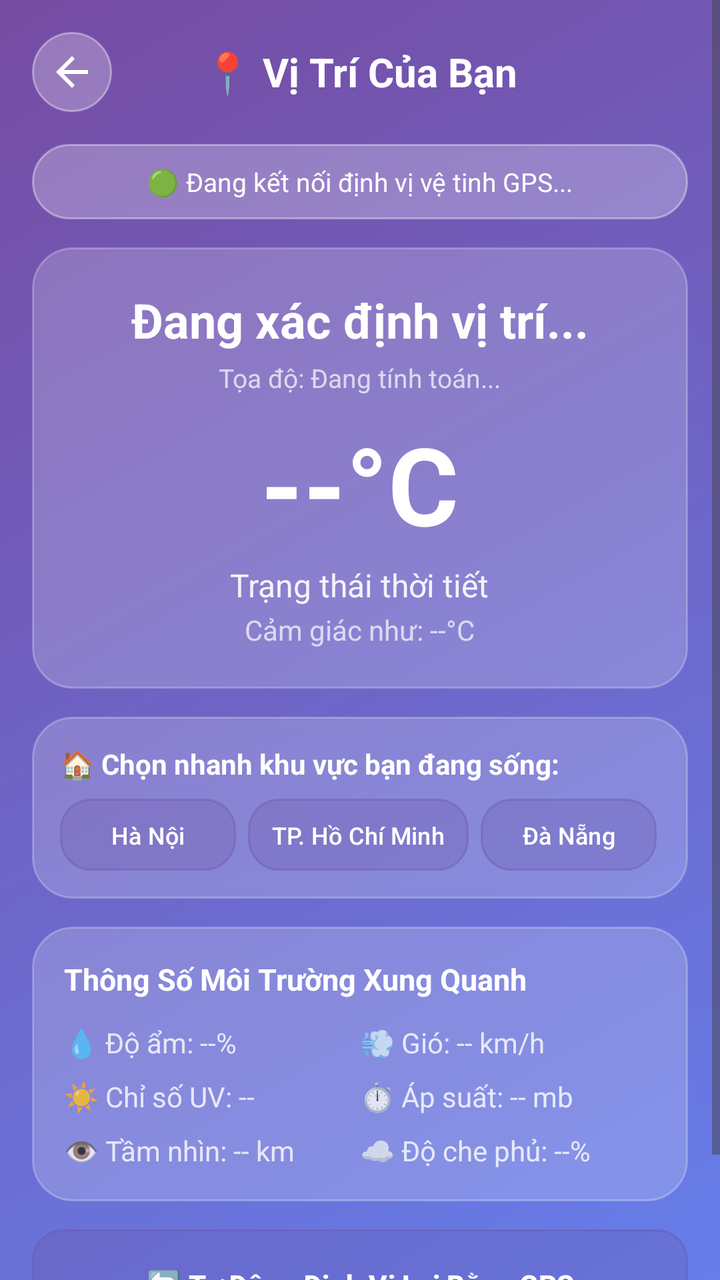
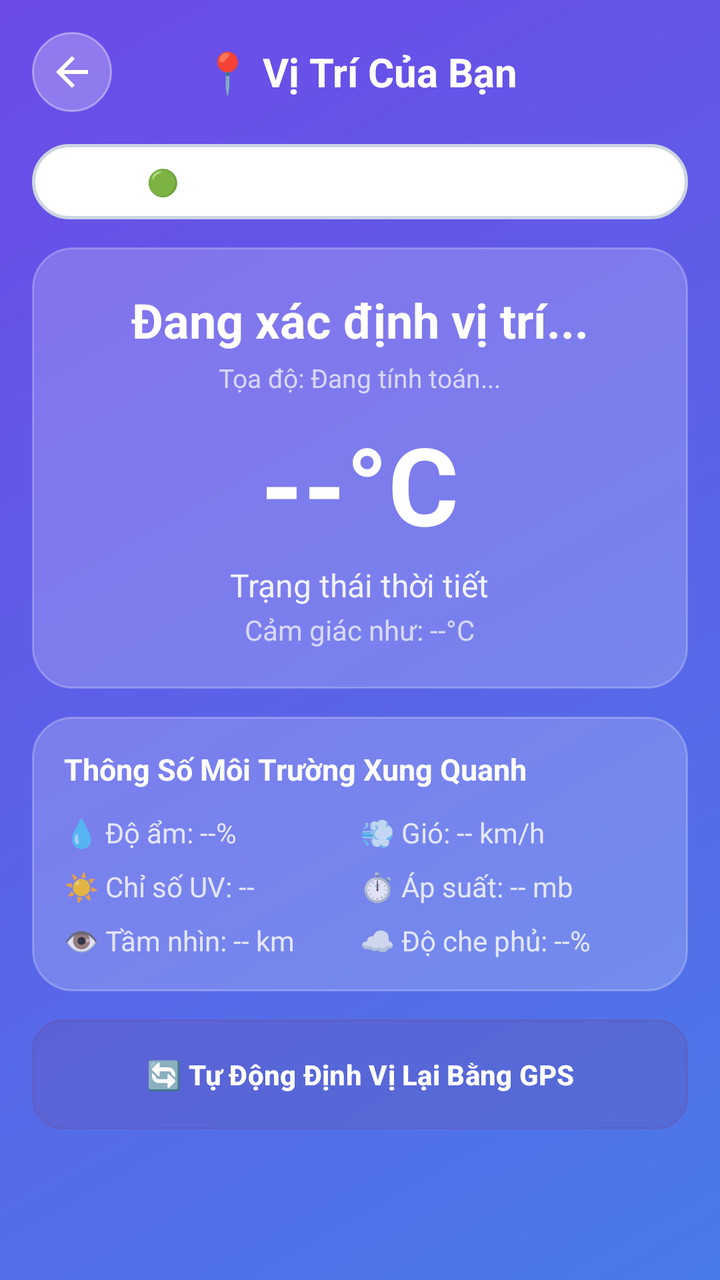

Before-and-after screenshots of an Android layout around one commit, followed by the original layout XML and the change that was made.
<!-- AndroidManifest.xml: application theme Theme.DuBaoThoiTiet -->
<!-- res/layout/activity_current_location.xml -->
<?xml version="1.0" encoding="utf-8"?>
<ScrollView xmlns:android="http://schemas.android.com/apk/res/android"
    xmlns:app="http://schemas.android.com/apk/res-auto"
    android:layout_width="match_parent"
    android:layout_height="match_parent"
    android:background="@drawable/gradient_background"
    android:fillViewport="true"
    android:fitsSystemWindows="true">

    <LinearLayout
        android:layout_width="match_parent"
        android:layout_height="wrap_content"
        android:orientation="vertical"
        android:padding="16dp">

        
        <LinearLayout
            android:layout_width="match_parent"
            android:layout_height="wrap_content"
            android:orientation="horizontal"
            android:gravity="center_vertical"
            android:layout_marginBottom="16dp">

            <ImageButton
                android:id="@+id/btnBackCurrentLoc"
                android:layout_width="40dp"
                android:layout_height="40dp"
                android:src="@drawable/ic_back"
                android:background="@drawable/button_circle"
                android:contentDescription="Quay lại"
                app:tint="@android:color/white" />

            <TextView
                android:layout_width="0dp"
                android:layout_height="wrap_content"
                android:layout_weight="1"
                android:text="📍 Vị Trí Của Bạn"
                android:textColor="@android:color/white"
                android:textSize="20sp"
                android:textStyle="bold"
                android:gravity="center"
                android:layout_marginEnd="40dp"/>
        </LinearLayout>

        
        <LinearLayout
            android:layout_width="match_parent"
            android:layout_height="wrap_content"
            android:orientation="horizontal"
            android:gravity="center"
            android:background="@drawable/search_background"
            android:padding="10dp"
            android:layout_marginBottom="14dp">

            <TextView
                android:id="@+id/tvGpsStatus"
                android:layout_width="wrap_content"
                android:layout_height="wrap_content"
                android:text="🟢 Đang kết nối định vị vệ tinh GPS..."
                android:textColor="@android:color/white"
                android:textSize="13sp"/>
        </LinearLayout>

        
        <LinearLayout
            android:layout_width="match_parent"
            android:layout_height="wrap_content"
            android:orientation="vertical"
            android:gravity="center"
            android:background="@drawable/card_background"
            android:padding="20dp"
            android:layout_marginBottom="14dp">

            <TextView
                android:id="@+id/tvCurrentLocCity"
                android:layout_width="wrap_content"
                android:layout_height="wrap_content"
                android:text="Đang xác định vị trí..."
                android:textColor="@android:color/white"
                android:textSize="24sp"
                android:textStyle="bold"/>

            <TextView
                android:id="@+id/tvCurrentLocCoords"
                android:layout_width="wrap_content"
                android:layout_height="wrap_content"
                android:text="Tọa độ: Đang tính toán..."
                android:textColor="#B3FFFFFF"
                android:textSize="13sp"
                android:layout_marginTop="4dp"/>

            <TextView
                android:id="@+id/tvCurrentLocTemp"
                android:layout_width="wrap_content"
                android:layout_height="wrap_content"
                android:text="--°C"
                android:textColor="@android:color/white"
                android:textSize="54sp"
                android:textStyle="bold"
                android:layout_marginTop="8dp"/>

            <TextView
                android:id="@+id/tvCurrentLocCondition"
                android:layout_width="wrap_content"
                android:layout_height="wrap_content"
                android:text="Trạng thái thời tiết"
                android:textColor="#E6FFFFFF"
                android:textSize="16sp"
                android:layout_marginTop="4dp"/>

            <TextView
                android:id="@+id/tvCurrentLocFeelsLike"
                android:layout_width="wrap_content"
                android:layout_height="wrap_content"
                android:text="Cảm giác như: --°C"
                android:textColor="#B3FFFFFF"
                android:textSize="14sp"
                android:layout_marginTop="2dp"/>
        </LinearLayout>

        
        <LinearLayout
            android:layout_width="match_parent"
            android:layout_height="wrap_content"
            android:orientation="vertical"
            android:background="@drawable/card_background"
            android:padding="14dp"
            android:layout_marginBottom="14dp">

            <TextView
                android:layout_width="wrap_content"
                android:layout_height="wrap_content"
                android:text="🏠 Chọn nhanh khu vực bạn đang sống:"
                android:textColor="@android:color/white"
                android:textSize="14sp"
                android:textStyle="bold"
                android:layout_marginBottom="8dp"/>

            <HorizontalScrollView
                android:layout_width="match_parent"
                android:layout_height="wrap_content"
                android:scrollbars="none">

                <LinearLayout
                    android:layout_width="wrap_content"
                    android:layout_height="wrap_content"
                    android:orientation="horizontal">

                    <Button
                        android:id="@+id/chipLocHanoi"
                        android:layout_width="wrap_content"
                        android:layout_height="36dp"
                        android:text="Hà Nội"
                        android:textColor="@android:color/white"
                        android:textSize="12sp"
                        android:background="@drawable/button_normal"
                        android:layout_marginEnd="6dp"
                        android:paddingLeft="12dp"
                        android:paddingRight="12dp"/>

                    <Button
                        android:id="@+id/chipLocHcm"
                        android:layout_width="wrap_content"
                        android:layout_height="36dp"
                        android:text="TP. Hồ Chí Minh"
                        android:textColor="@android:color/white"
                        android:textSize="12sp"
                        android:background="@drawable/button_normal"
                        android:layout_marginEnd="6dp"
                        android:paddingLeft="12dp"
                        android:paddingRight="12dp"/>

                    <Button
                        android:id="@+id/chipLocDanang"
                        android:layout_width="wrap_content"
                        android:layout_height="36dp"
                        android:text="Đà Nẵng"
                        android:textColor="@android:color/white"
                        android:textSize="12sp"
                        android:background="@drawable/button_normal"
                        android:layout_marginEnd="6dp"
                        android:paddingLeft="12dp"
                        android:paddingRight="12dp"/>

                    <Button
                        android:id="@+id/chipLocDalat"
                        android:layout_width="wrap_content"
                        android:layout_height="36dp"
                        android:text="Đà Lạt"
                        android:textColor="@android:color/white"
                        android:textSize="12sp"
                        android:background="@drawable/button_normal"
                        android:layout_marginEnd="6dp"
                        android:paddingLeft="12dp"
                        android:paddingRight="12dp"/>

                    <Button
                        android:id="@+id/chipLocHaiphong"
                        android:layout_width="wrap_content"
                        android:layout_height="36dp"
                        android:text="Hải Phòng"
                        android:textColor="@android:color/white"
                        android:textSize="12sp"
                        android:background="@drawable/button_normal"
                        android:layout_marginEnd="6dp"
                        android:paddingLeft="12dp"
                        android:paddingRight="12dp"/>

                    <Button
                        android:id="@+id/chipLocCantho"
                        android:layout_width="wrap_content"
                        android:layout_height="36dp"
                        android:text="Cần Thơ"
                        android:textColor="@android:color/white"
                        android:textSize="12sp"
                        android:background="@drawable/button_normal"
                        android:paddingLeft="12dp"
                        android:paddingRight="12dp"/>
                </LinearLayout>
            </HorizontalScrollView>
        </LinearLayout>

        
        <LinearLayout
            android:layout_width="match_parent"
            android:layout_height="wrap_content"
            android:orientation="vertical"
            android:background="@drawable/card_background"
            android:padding="16dp"
            android:layout_marginBottom="14dp">

            <TextView
                android:layout_width="wrap_content"
                android:layout_height="wrap_content"
                android:text="Thông Số Môi Trường Xung Quanh"
                android:textColor="@android:color/white"
                android:textSize="15sp"
                android:textStyle="bold"
                android:layout_marginBottom="12dp"/>

            <LinearLayout
                android:layout_width="match_parent"
                android:layout_height="wrap_content"
                android:orientation="horizontal"
                android:weightSum="2"
                android:layout_marginBottom="8dp">

                <TextView
                    android:id="@+id/tvCurrentLocHumidity"
                    android:layout_width="0dp"
                    android:layout_height="wrap_content"
                    android:layout_weight="1"
                    android:text="💧 Độ ẩm: --%"
                    android:textColor="#CCFFFFFF"
                    android:textSize="14sp"/>

                <TextView
                    android:id="@+id/tvCurrentLocWind"
                    android:layout_width="0dp"
                    android:layout_height="wrap_content"
                    android:layout_weight="1"
                    android:text="💨 Gió: -- km/h"
                    android:textColor="#CCFFFFFF"
                    android:textSize="14sp"/>
            </LinearLayout>

            <LinearLayout
                android:layout_width="match_parent"
                android:layout_height="wrap_content"
                android:orientation="horizontal"
                android:weightSum="2"
                android:layout_marginBottom="8dp">

                <TextView
                    android:id="@+id/tvCurrentLocUV"
                    android:layout_width="0dp"
                    android:layout_height="wrap_content"
                    android:layout_weight="1"
                    android:text="☀️ Chỉ số UV: --"
                    android:textColor="#CCFFFFFF"
                    android:textSize="14sp"/>

                <TextView
                    android:id="@+id/tvCurrentLocPressure"
                    android:layout_width="0dp"
                    android:layout_height="wrap_content"
                    android:layout_weight="1"
                    android:text="⏱️ Áp suất: -- mb"
                    android:textColor="#CCFFFFFF"
                    android:textSize="14sp"/>
            </LinearLayout>

            <LinearLayout
                android:layout_width="match_parent"
                android:layout_height="wrap_content"
                android:orientation="horizontal"
                android:weightSum="2">

                <TextView
                    android:id="@+id/tvCurrentLocVisibility"
                    android:layout_width="0dp"
                    android:layout_height="wrap_content"
                    android:layout_weight="1"
                    android:text="👁️ Tầm nhìn: -- km"
                    android:textColor="#CCFFFFFF"
                    android:textSize="14sp"/>

                <TextView
                    android:id="@+id/tvCurrentLocCloud"
                    android:layout_width="0dp"
                    android:layout_height="wrap_content"
                    android:layout_weight="1"
                    android:text="☁️ Độ che phủ: --%"
                    android:textColor="#CCFFFFFF"
                    android:textSize="14sp"/>
            </LinearLayout>

        </LinearLayout>

        
        <Button
            android:id="@+id/btnRefreshLocation"
            android:layout_width="match_parent"
            android:layout_height="wrap_content"
            android:text="🔄 Tự Động Định Vị Lại Bằng GPS"
            android:textColor="@android:color/white"
            android:textStyle="bold"
            android:background="@drawable/button_normal"
            android:padding="14dp"
            android:layout_marginBottom="24dp"/>

    </LinearLayout>
</ScrollView>
<!-- resources referenced by this layout -->
<resources>
  <!-- drawable button_circle (drawable) -->
  <?xml version="1.0" encoding="utf-8"?>
  <shape xmlns:android="http://schemas.android.com/apk/res/android"
      android:shape="oval">
      <solid android:color="#40FFFFFF"/>
      <stroke
          android:width="1dp"
          android:color="#60FFFFFF"/>
  </shape>
  <!-- drawable button_normal (drawable) -->
  <?xml version="1.0" encoding="utf-8"?>
  <shape xmlns:android="http://schemas.android.com/apk/res/android"
      android:shape="rectangle">
      <solid android:color="#40FFFFFF"/>
      <corners android:radius="15dp"/>
      <stroke
          android:width="1dp"
          android:color="#60FFFFFF"/>
  </shape>
  <!-- drawable card_background (drawable) -->
  <?xml version="1.0" encoding="utf-8"?>
  <shape xmlns:android="http://schemas.android.com/apk/res/android"
      android:shape="rectangle">
      <solid android:color="#30FFFFFF"/>
      <corners android:radius="20dp"/>
      <stroke
          android:width="1dp"
          android:color="#40FFFFFF"/>
  </shape>
  <!-- drawable gradient_background (drawable) -->
  <?xml version="1.0" encoding="utf-8"?>
  <shape xmlns:android="http://schemas.android.com/apk/res/android">
      <gradient
          android:angle="135"
          android:startColor="#667eea"
          android:endColor="#764ba2"
          android:type="linear"/>
  </shape>
  <!-- drawable ic_back (drawable) -->
  <?xml version="1.0" encoding="utf-8"?>
  <vector xmlns:android="http://schemas.android.com/apk/res/android"
      android:width="24dp"
      android:height="24dp"
      android:viewportWidth="24"
      android:viewportHeight="24">
      <path
          android:fillColor="@android:color/white"
          android:pathData="M20,11H7.83l5.59,-5.59L12,4l-8,8 8,8 1.41,-1.41L7.83,13H20v-2z"/>
  </vector>
  <!-- drawable search_background (drawable) -->
  <?xml version="1.0" encoding="utf-8"?>
  <shape xmlns:android="http://schemas.android.com/apk/res/android"
      android:shape="rectangle">
      <solid android:color="#40FFFFFF"/>
      <corners android:radius="25dp"/>
      <stroke
          android:width="1dp"
          android:color="#60FFFFFF"/>
  </shape>
  <style name="Theme.DuBaoThoiTiet" parent="Base.Theme.DuBaoThoiTiet" />
  <style name="Base.Theme.DuBaoThoiTiet" parent="Theme.Material3.DayNight.NoActionBar">
          <item name="android:fitsSystemWindows">true</item>
      </style>
</resources>

<!-- the commit's change to res/layout/activity_current_location.xml (unified diff, before → after) -->
@@ -118,107 +118,6 @@
                 android:layout_marginTop="2dp"/>
         </LinearLayout>
 
-        
-        <LinearLayout
-            android:layout_width="match_parent"
-            android:layout_height="wrap_content"
-            android:orientation="vertical"
-            android:background="@drawable/card_background"
-            android:padding="14dp"
-            android:layout_marginBottom="14dp">
-
-            <TextView
-                android:layout_width="wrap_content"
-                android:layout_height="wrap_content"
-                android:text="🏠 Chọn nhanh khu vực bạn đang sống:"
-                android:textColor="@android:color/white"
-                android:textSize="14sp"
-                android:textStyle="bold"
-                android:layout_marginBottom="8dp"/>
-
-            <HorizontalScrollView
-                android:layout_width="match_parent"
-                android:layout_height="wrap_content"
-                android:scrollbars="none">
-
-                <LinearLayout
-                    android:layout_width="wrap_content"
-                    android:layout_height="wrap_content"
-                    android:orientation="horizontal">
-
-                    <Button
-                        android:id="@+id/chipLocHanoi"
-                        android:layout_width="wrap_content"
-                        android:layout_height="36dp"
-                        android:text="Hà Nội"
-                        android:textColor="@android:color/white"
-                        android:textSize="12sp"
-                        android:background="@drawable/button_normal"
-                        android:layout_marginEnd="6dp"
-                        android:paddingLeft="12dp"
-                        android:paddingRight="12dp"/>
-
-                    <Button
-                        android:id="@+id/chipLocHcm"
-                        android:layout_width="wrap_content"
-                        android:layout_height="36dp"
-                        android:text="TP. Hồ Chí Minh"
-                        android:textColor="@android:color/white"
-                        android:textSize="12sp"
-                        android:background="@drawable/button_normal"
-                        android:layout_marginEnd="6dp"
-                        android:paddingLeft="12dp"
-                        android:paddingRight="12dp"/>
-
-                    <Button
-                        android:id="@+id/chipLocDanang"
-                        android:layout_width="wrap_content"
-                        android:layout_height="36dp"
-                        android:text="Đà Nẵng"
-                        android:textColor="@android:color/white"
-                        android:textSize="12sp"
-                        android:background="@drawable/button_normal"
-                        android:layout_marginEnd="6dp"
-                        android:paddingLeft="12dp"
-                        android:paddingRight="12dp"/>
-
-                    <Button
-                        android:id="@+id/chipLocDalat"
-                        android:layout_width="wrap_content"
-                        android:layout_height="36dp"
-                        android:text="Đà Lạt"
-                        android:textColor="@android:color/white"
-                        android:textSize="12sp"
-                        android:background="@drawable/button_normal"
-                        android:layout_marginEnd="6dp"
-                        android:paddingLeft="12dp"
-                        android:paddingRight="12dp"/>
-
-                    <Button
-                        android:id="@+id/chipLocHaiphong"
-                        android:layout_width="wrap_content"
-                        android:layout_height="36dp"
-                        android:text="Hải Phòng"
-                        android:textColor="@android:color/white"
-                        android:textSize="12sp"
-                        android:background="@drawable/button_normal"
-                        android:layout_marginEnd="6dp"
-                        android:paddingLeft="12dp"
-                        android:paddingRight="12dp"/>
-
-                    <Button
-                        android:id="@+id/chipLocCantho"
-                        android:layout_width="wrap_content"
-                        android:layout_height="36dp"
-                        android:text="Cần Thơ"
-                        android:textColor="@android:color/white"
-                        android:textSize="12sp"
-                        android:background="@drawable/button_normal"
-                        android:paddingLeft="12dp"
-                        android:paddingRight="12dp"/>
-                </LinearLayout>
-            </HorizontalScrollView>
-        </LinearLayout>
 
         
         <LinearLayout
<!-- resource entries referenced after the edit -->
@@ -34,8 +34,8 @@
   <shape xmlns:android="http://schemas.android.com/apk/res/android">
       <gradient
           android:angle="135"
-          android:startColor="#667eea"
-          android:endColor="#764ba2"
+          android:startColor="@color/gradientStart"
+          android:endColor="@color/gradientEnd"
           android:type="linear"/>
   </shape>
   <!-- drawable ic_back (drawable) -->
@@ -53,13 +53,17 @@
   <?xml version="1.0" encoding="utf-8"?>
   <shape xmlns:android="http://schemas.android.com/apk/res/android"
       android:shape="rectangle">
-      <solid android:color="#40FFFFFF"/>
-      <corners android:radius="25dp"/>
+      <solid android:color="@color/searchBoxBg"/>
+      <corners android:radius="24dp"/>
       <stroke
-          android:width="1dp"
-          android:color="#60FFFFFF"/>
+          android:width="1.5dp"
+          android:color="@color/searchBoxBorder"/>
   </shape>
   <style name="Theme.DuBaoThoiTiet" parent="Base.Theme.DuBaoThoiTiet" />
+  <color name="gradientStart">#4A7AE8</color>
+  <color name="gradientEnd">#6C4AE8</color>
+  <color name="searchBoxBg">#FFFFFF</color>
+  <color name="searchBoxBorder">#CBD5E1</color>
   <style name="Base.Theme.DuBaoThoiTiet" parent="Theme.Material3.DayNight.NoActionBar">
           <item name="android:fitsSystemWindows">true</item>
       </style>
